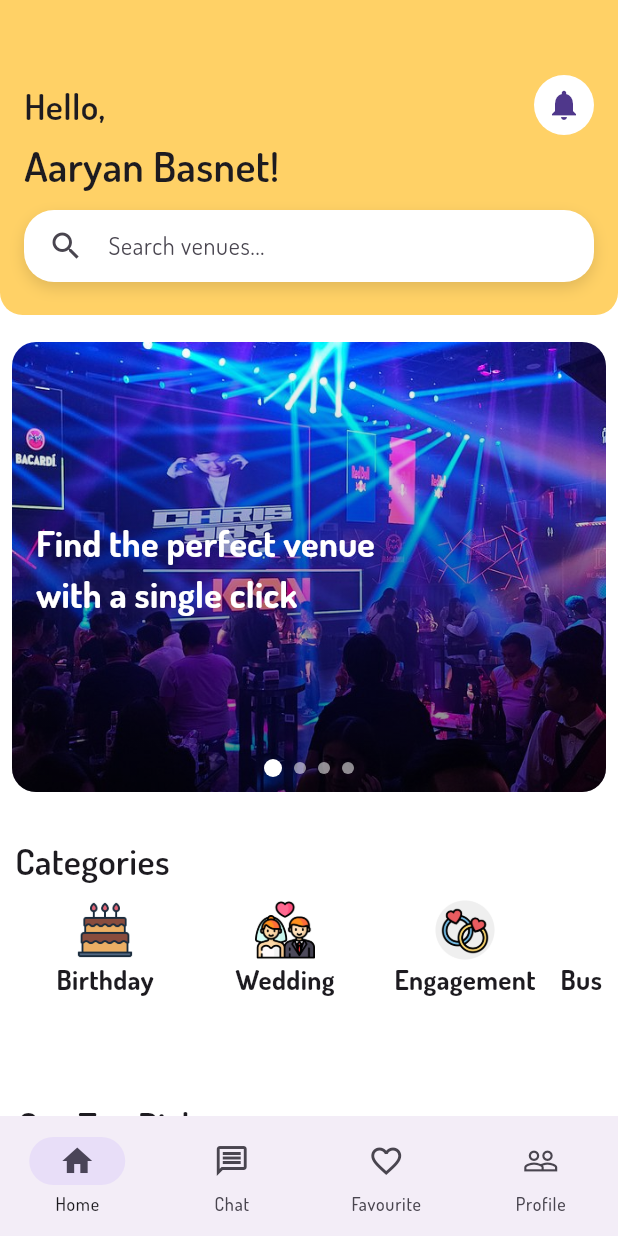
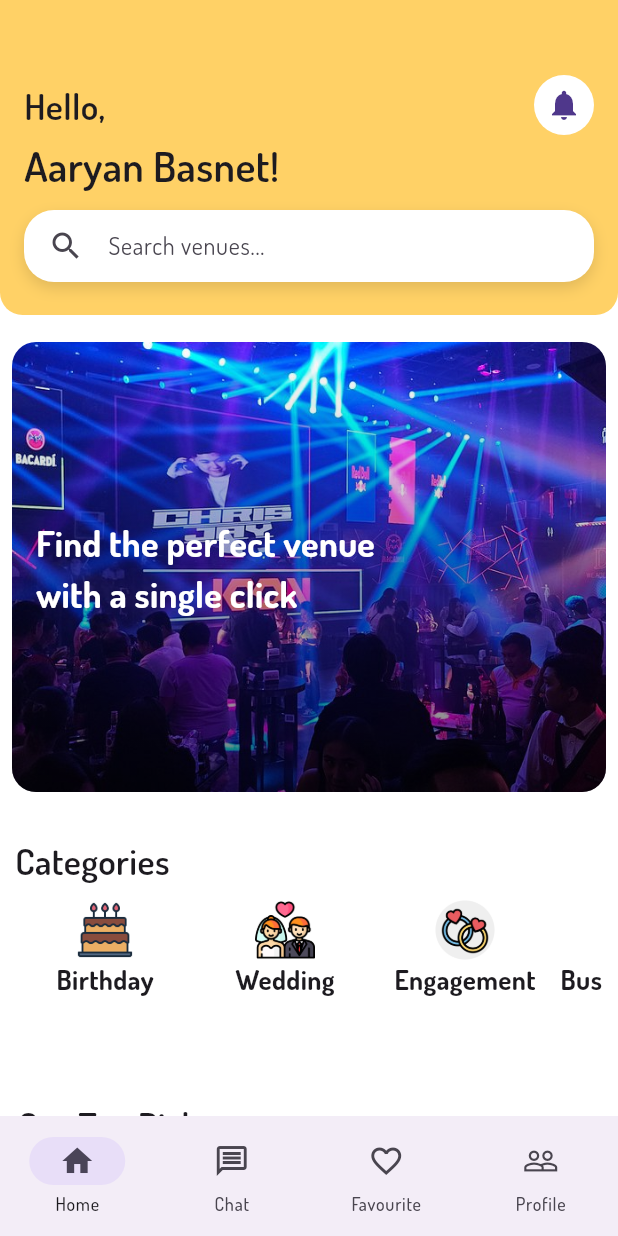
Before and after one commit to AaryanBasnet/venureapp, a Flutter app: the DashboardScreen screen opened by its route, on a phone screen of 412 x 824 dp. Run offline on Flutter 3.47's test engine with Material 3 defaults, Android fonts, the phone set to English and light mode, and no system bars; our stand-ins replace lottie; network calls fail.

Commit message:
Refactor ChatScreen padding and update Homescreen carousel controller variables

```diff
--- a/lib/view/chat_screen.dart
+++ b/lib/view/chat_screen.dart
@@ -7,9 +7,7 @@ class ChatScreen extends StatelessWidget {
   Widget build(BuildContext context) {
     return Padding(
       padding: const EdgeInsets.symmetric(horizontal: 20, vertical: 50),
-      child: Column(
-        children: [Center(child: Text("This is a Chat page"))],
-      ),
+      child: Column(children: [Center(child: Text("This is a Chat page"))]),
     );
   }
 }
--- a/lib/view/home_screen.dart
+++ b/lib/view/home_screen.dart
@@ -14,8 +14,8 @@ class Homescreen extends StatelessWidget {
       'assets/img/hotel.jpg',
     ];
 
-    final PageController _pageController = PageController();
-    int _currentPage = 0;
+    final PageController _carouselController = PageController();
+    int _currentCarousel = 0;
 
     final Color accentColor = const Color(0xFFFFD166);
 
@@ -25,7 +25,7 @@ class Homescreen extends StatelessWidget {
         children: [
           _buildTopSection(accentColor),
           const SizedBox(height: 10),
-          _buildImageCarousel(imagePaths, _pageController, _currentPage),
+          _buildImageCarousel(imagePaths, _carouselController, _currentCarousel),
           const SizedBox(height: 10),
           _buildCategoriesSection(),
           const SizedBox(height: 10),
@@ -129,36 +129,36 @@ class Homescreen extends StatelessWidget {
                 );
               },
             ),
-            Positioned(
-              bottom: 10,
-              left: 0,
-              right: 0,
-              child: _buildPageIndicator(imagePaths, currentPage),
-            ),
+            // Positioned(
+            //   bottom: 10,
+            //   left: 0,
+            //   right: 0,
+            //   child: _buildPageIndicator(imagePaths, currentPage),
+            // ),
           ],
         ),
       ),
     );
   }
 
-  Widget _buildPageIndicator(List<String> imagePaths, int currentPage) {
-    return Row(
-      mainAxisAlignment: MainAxisAlignment.center,
-      children: List.generate(imagePaths.length, (index) {
-        bool isActive = index == currentPage;
-        return AnimatedContainer(
-          duration: const Duration(milliseconds: 300),
-          margin: const EdgeInsets.symmetric(horizontal: 4),
-          width: isActive ? 12 : 8,
-          height: isActive ? 12 : 8,
-          decoration: BoxDecoration(
-            color: isActive ? Colors.white : Colors.white54,
-            shape: BoxShape.circle,
-          ),
-        );
-      }),
-    );
-  }
+  // Widget _buildPageIndicator(List<String> imagePaths, int currentPage) {
+  //   return Row(
+  //     mainAxisAlignment: MainAxisAlignment.center,
+  //     children: List.generate(imagePaths.length, (index) {
+  //       bool isActive = index == currentPage;
+  //       return AnimatedContainer(
+  //         duration: const Duration(milliseconds: 300),
+  //         margin: const EdgeInsets.symmetric(horizontal: 4),
+  //         width: isActive ? 12 : 8,
+  //         height: isActive ? 12 : 8,
+  //         decoration: BoxDecoration(
+  //           color: isActive ? Colors.white : Colors.white54,
+  //           shape: BoxShape.circle,
+  //         ),
+  //       );
+  //     }),
+  //   );
+  // }
 
   Widget _buildCategoriesSection() {
     return Padding(
```
